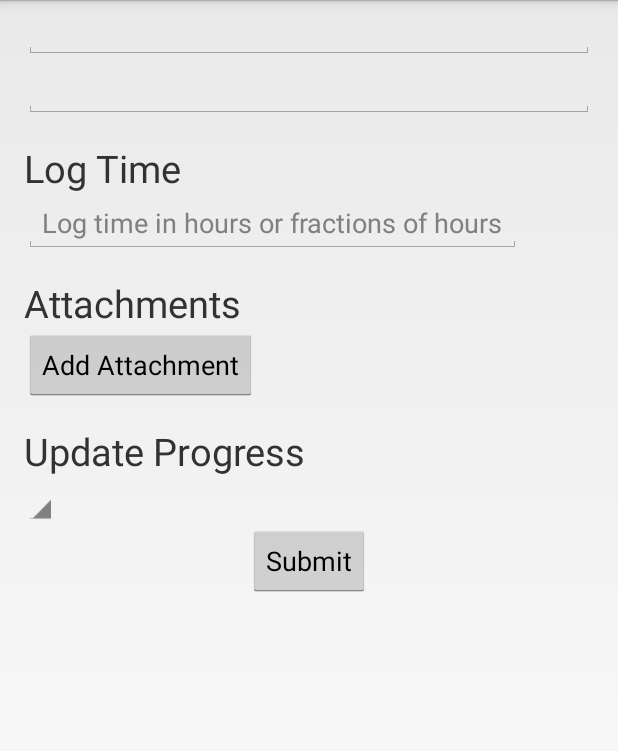
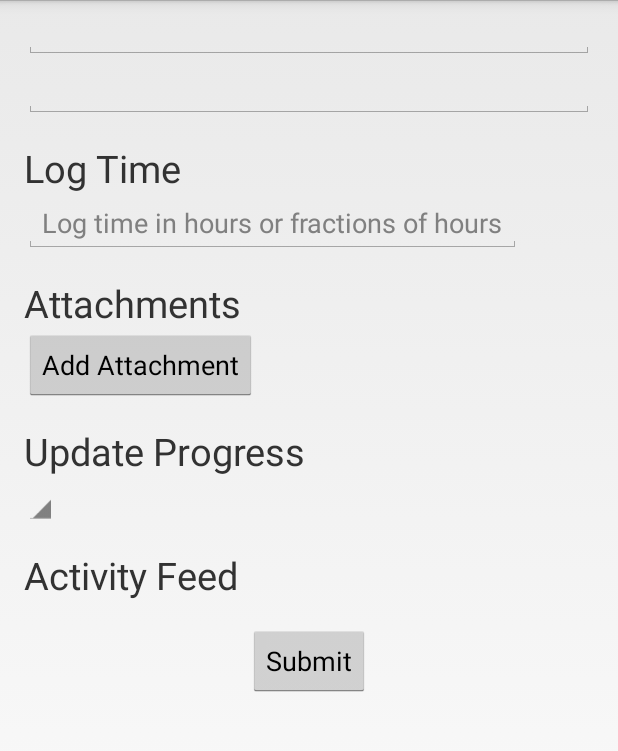
Before and after one commit to unaveed/projecttracker, an Android app: the layout dialog_edit_task.xml on its own in the app's theme, with its tools: preview values and no code run, on a phone screen of 412 x 824 dp, the part 72-823 px from its top. Run offline under Robolectric (Android 15) with nearby library versions, the phone set to English and light mode, and no system bars.

Commit message:
Added LogTime model and activity feed.

```diff
--- /dev/null
+++ b/app/src/main/res/layout/activity_summary.xml
@@ -0,0 +1,6 @@
+<?xml version="1.0" encoding="utf-8"?>
+<LinearLayout xmlns:android="http://schemas.android.com/apk/res/android"
+    android:orientation="vertical" android:layout_width="match_parent"
+    android:layout_height="match_parent">
+
+</LinearLayout>
--- a/app/src/main/res/layout/dialog_edit_task.xml
+++ b/app/src/main/res/layout/dialog_edit_task.xml
@@ -71,10 +71,24 @@
         android:id="@+id/modify_task_progress"
         android:layout_width="wrap_content"
         android:layout_height="wrap_content"/>
+    <TextView
+        android:layout_width="fill_parent"
+        android:layout_height="wrap_content"
+        android:text="@string/activity_label"
+        android:layout_marginTop="16dp"
+        android:textSize="25sp"/>
+    <LinearLayout
+        android:id="@+id/activity_feed"
+        android:layout_width="fill_parent"
+        android:layout_height="wrap_content"
+        android:orientation="vertical">
+
+        </LinearLayout>
     <Button
         android:id="@+id/modify_task_submit"
         android:layout_width="wrap_content"
         android:layout_height="wrap_content"
+        android:layout_marginTop="16dp"
         android:layout_gravity="center"
         android:text="@string/submit"/>
 </LinearLayout>
--- a/app/src/main/res/values/strings.xml
+++ b/app/src/main/res/values/strings.xml
@@ -25,6 +25,7 @@
     <string name="log_time_hint">Log time in hours or fractions of hours</string>
     <string name="estimate_time_hint">Estimate task time in hours</string>
     <string name="update_progress_label">Update Progress</string>
+    <string name="activity_label">Activity Feed</string>
 
     <!-- String values for create-project spinner -->
     <string-array name="priority_list">
```
Also changed, not shown: app/src/main/java/controller/MainActivity.java (+6 -8 lines), app/src/main/java/controller/ModifySubTaskActivity.java (+21 -0 lines), app/src/main/java/controller/ProjectSummaryActivity.java (added, +17 -0 lines), app/src/main/java/edu/utah/cs4962/projecttracker/model/LogTime.java (added, +27 -0 lines), app/src/main/java/edu/utah/cs4962/projecttracker/model/SubTask.java (+8 -3 lines).
